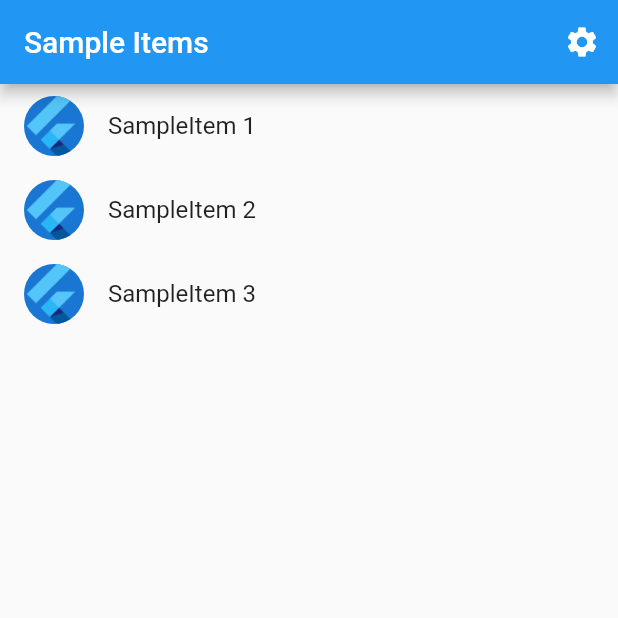
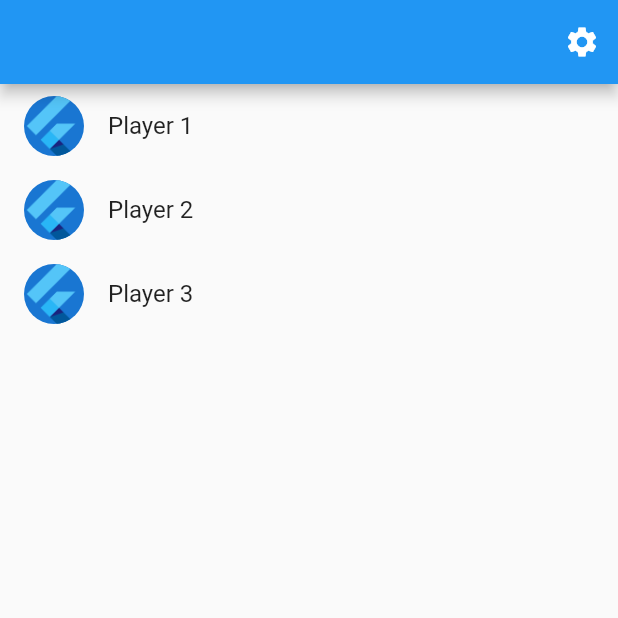
Before and after one commit to casted0/MagicLog, a Flutter app: the screen it shows after launch, on a phone screen of 412 x 824 dp, the top half of it. Run offline on Flutter 3.47's test engine with Material 2 defaults, Android fonts, the phone set to English and light mode, and no system bars; generated files the repository leaves out were written again.

Commit message:
Primer commit

```diff
--- a/lib/src/localization/app_en.arb
+++ b/lib/src/localization/app_en.arb
@@ -1,6 +1,6 @@
 {
-  "appTitle": "magiclog",
+  "appTitle": "MagicLog",
   "@appTitle": {
-    "description": "The title of the application"
+    "description": "MagicLog, Save your games!"
   }
 }
--- a/lib/src/sample_feature/sample_item_details_view.dart
+++ b/lib/src/sample_feature/sample_item_details_view.dart
@@ -10,7 +10,7 @@ class SampleItemDetailsView extends StatelessWidget {
   Widget build(BuildContext context) {
     return Scaffold(
       appBar: AppBar(
-        title: const Text('Item Details'),
+        //title: const Text('Item Details'),
       ),
       body: const Center(
         child: Text('More Information Here'),
--- a/lib/src/sample_feature/sample_item_list_view.dart
+++ b/lib/src/sample_feature/sample_item_list_view.dart
@@ -19,7 +19,7 @@ class SampleItemListView extends StatelessWidget {
   Widget build(BuildContext context) {
     return Scaffold(
       appBar: AppBar(
-        title: const Text('Sample Items'),
+        //title: const Text('Sample Items'),
         actions: [
           IconButton(
             icon: const Icon(Icons.settings),
@@ -49,7 +49,7 @@ class SampleItemListView extends StatelessWidget {
           final item = items[index];
 
           return ListTile(
-            title: Text('SampleItem ${item.id}'),
+            title: Text('Player ${item.id}'),
             leading: const CircleAvatar(
               // Display the Flutter Logo image asset.
               foregroundImage: AssetImage('assets/images/flutter_logo.png'),
```
